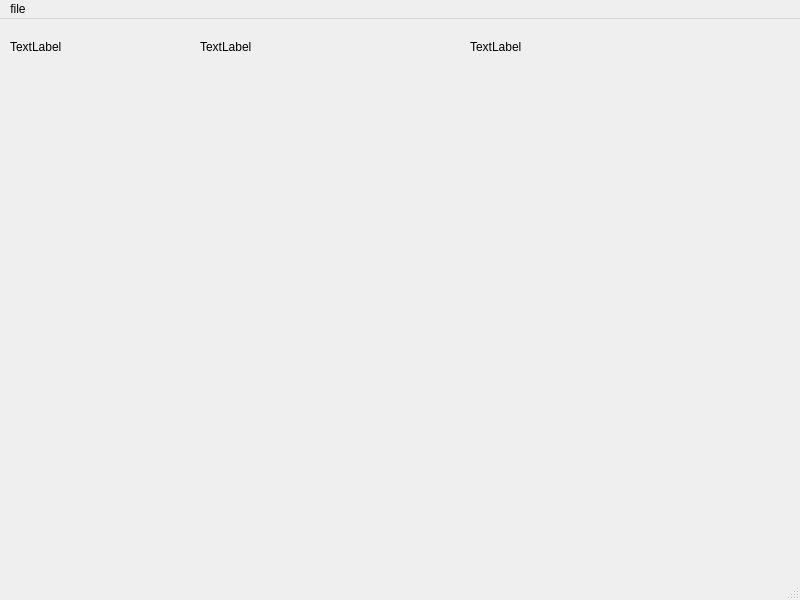
mahmoudyusof/neural-style-transfer, file main.ui: the form before one commit.
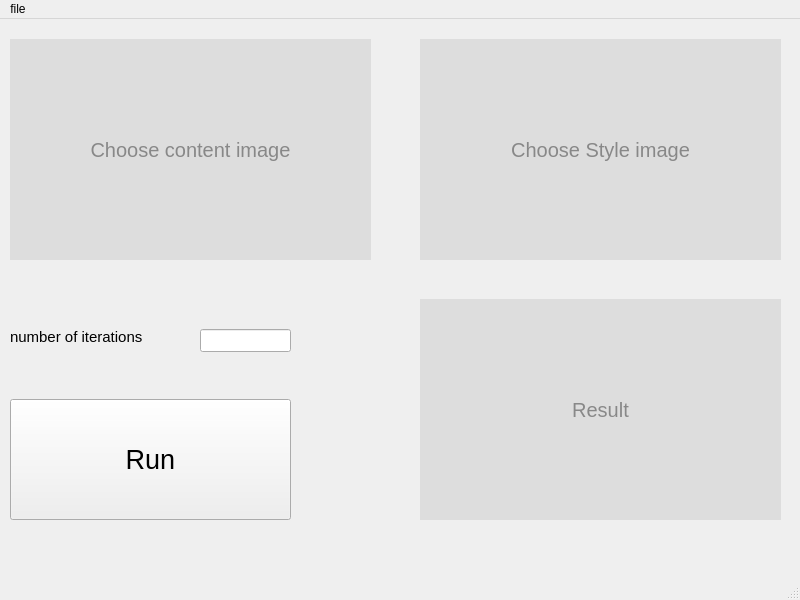
The form after the commit.

Commit message: showing selected images and converting them to numpy arrays

```diff
--- a/main.ui
+++ b/main.ui
@@ -11,7 +11,10 @@
    </rect>
   </property>
   <property name="windowTitle">
-   <string>MainWindow</string>
+   <string>NST</string>
+  </property>
+  <property name="styleSheet">
+   <string notr="true"/>
   </property>
   <widget class="QWidget" name="centralwidget">
    <widget class="QLabel" name="content">
@@ -19,38 +22,135 @@
      <rect>
       <x>10</x>
       <y>20</y>
-      <width>59</width>
-      <height>15</height>
+      <width>361</width>
+      <height>221</height>
      </rect>
     </property>
+    <property name="font">
+     <font>
+      <pointsize>15</pointsize>
+     </font>
+    </property>
+    <property name="cursor">
+     <cursorShape>PointingHandCursor</cursorShape>
+    </property>
+    <property name="autoFillBackground">
+     <bool>false</bool>
+    </property>
+    <property name="styleSheet">
+     <string notr="true">background-color: #ddd; color: #888;</string>
+    </property>
     <property name="text">
-     <string>TextLabel</string>
+     <string>Choose content image</string>
+    </property>
+    <property name="alignment">
+     <set>Qt::AlignCenter</set>
     </property>
    </widget>
    <widget class="QLabel" name="style">
     <property name="geometry">
      <rect>
+      <x>420</x>
+      <y>20</y>
+      <width>361</width>
+      <height>221</height>
+     </rect>
+    </property>
+    <property name="font">
+     <font>
+      <pointsize>15</pointsize>
+     </font>
+    </property>
+    <property name="cursor">
+     <cursorShape>PointingHandCursor</cursorShape>
+    </property>
+    <property name="autoFillBackground">
+     <bool>false</bool>
+    </property>
+    <property name="styleSheet">
+     <string notr="true">background-color: #ddd; color: #888;</string>
+    </property>
+    <property name="text">
+     <string>Choose Style image</string>
+    </property>
+    <property name="alignment">
+     <set>Qt::AlignCenter</set>
+    </property>
+   </widget>
+   <widget class="QLabel" name="result">
+    <property name="geometry">
+     <rect>
+      <x>420</x>
+      <y>280</y>
+      <width>361</width>
+      <height>221</height>
+     </rect>
+    </property>
+    <property name="font">
+     <font>
+      <pointsize>15</pointsize>
+     </font>
+    </property>
+    <property name="cursor">
+     <cursorShape>PointingHandCursor</cursorShape>
+    </property>
+    <property name="autoFillBackground">
+     <bool>false</bool>
+    </property>
+    <property name="styleSheet">
+     <string notr="true">background-color: #ddd; color: #888;</string>
+    </property>
+    <property name="text">
+     <string>Result</string>
+    </property>
+    <property name="alignment">
+     <set>Qt::AlignCenter</set>
+    </property>
+   </widget>
+   <widget class="QPushButton" name="run">
+    <property name="geometry">
+     <rect>
+      <x>10</x>
+      <y>380</y>
+      <width>281</width>
+      <height>121</height>
+     </rect>
+    </property>
+    <property name="font">
+     <font>
+      <pointsize>20</pointsize>
+     </font>
+    </property>
+    <property name="text">
+     <string>Run</string>
+    </property>
+   </widget>
+   <widget class="QLineEdit" name="epoch_input">
+    <property name="geometry">
+     <rect>
       <x>200</x>
-      <y>20</y>
-      <width>59</width>
-      <height>15</height>
+      <y>310</y>
+      <width>91</width>
+      <height>23</height>
      </rect>
     </property>
-    <property name="text">
-     <string>TextLabel</string>
-    </property>
    </widget>
    <widget class="QLabel" name="ouptut">
     <property name="geometry">
      <rect>
-      <x>470</x>
-      <y>20</y>
-      <width>59</width>
-      <height>15</height>
+      <x>10</x>
+      <y>310</y>
+      <width>171</width>
+      <height>16</height>
      </rect>
     </property>
+    <property name="font">
+     <font>
+      <pointsize>11</pointsize>
+     </font>
+    </property>
     <property name="text">
-     <string>TextLabel</string>
+     <string>number of iterations</string>
     </property>
    </widget>
   </widget>
```
Left out of the diff: 2 changed lines with no effect on the pictures. The commit also changes 1 other file.
